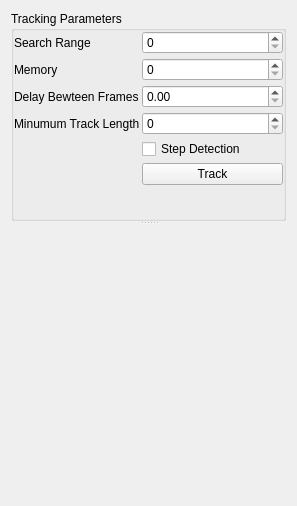
The window that src/napari_intensity_step_detection/main_panel_widget/tracking_widget.ui (zeroth/napari-intensity-step-detection) describes before a commit, drawn with Qt 5.
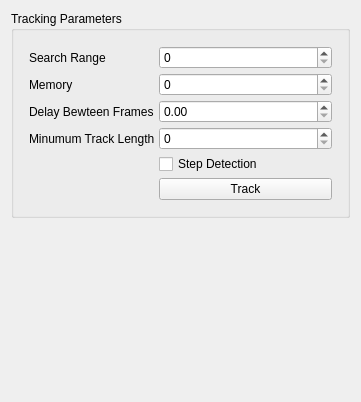
The same window after the commit.

What changed in the file:
```diff
--- a/src/napari_intensity_step_detection/main_panel_widget/tracking_widget.ui
+++ b/src/napari_intensity_step_detection/main_panel_widget/tracking_widget.ui
@@ -6,61 +6,39 @@
    <rect>
     <x>0</x>
     <y>0</y>
-    <width>297</width>
-    <height>506</height>
+    <width>361</width>
+    <height>402</height>
    </rect>
   </property>
   <property name="windowTitle">
    <string>Widget</string>
   </property>
-  <layout class="QGridLayout" name="gridLayout">
-   <item row="0" column="0">
-    <widget class="QSplitter" name="splitter">
-     <property name="orientation">
-      <enum>Qt::Vertical</enum>
-     </property>
-     <widget class="QGroupBox" name="grTrack">
-      <property name="minimumSize">
-       <size>
-        <width>0</width>
-        <height>200</height>
-       </size>
-      </property>
-      <property name="maximumSize">
-       <size>
-        <width>16777215</width>
-        <height>210</height>
-       </size>
-      </property>
+  <layout class="QVBoxLayout" name="verticalLayout">
+   <item>
+    <widget class="QGroupBox" name="groupBox">
       <property name="title">
        <string>Tracking Parameters</string>
       </property>
-      <layout class="QGridLayout" name="gridLayout_2">
+     <layout class="QGridLayout" name="gridLayout">
+      <item row="0" column="0">
+       <layout class="QFormLayout" name="formLayout">
+        <property name="horizontalSpacing">
+         <number>4</number>
+        </property>
+        <property name="verticalSpacing">
+         <number>4</number>
+        </property>
        <property name="leftMargin">
-        <number>0</number>
+         <number>6</number>
        </property>
        <property name="topMargin">
-        <number>0</number>
+         <number>6</number>
        </property>
        <property name="rightMargin">
-        <number>0</number>
+         <number>6</number>
        </property>
        <property name="bottomMargin">
-        <number>0</number>
-       </property>
-       <property name="horizontalSpacing">
-        <number>0</number>
-       </property>
-       <property name="verticalSpacing">
-        <number>2</number>
-       </property>
-       <item row="0" column="0">
-        <layout class="QFormLayout" name="formLayout">
-         <property name="horizontalSpacing">
-          <number>2</number>
-         </property>
-         <property name="verticalSpacing">
-          <number>4</number>
+         <number>6</number>
          </property>
          <item row="0" column="0">
           <widget class="QLabel" name="searchRangeLabel">
@@ -134,8 +112,19 @@
        </item>
       </layout>
      </widget>
-     <widget class="QWidget" name="trackingView" native="true"/>
-    </widget>
+   </item>
+   <item>
+    <spacer name="verticalSpacer">
+     <property name="orientation">
+      <enum>Qt::Vertical</enum>
+     </property>
+     <property name="sizeHint" stdset="0">
+      <size>
+       <width>20</width>
+       <height>154</height>
+      </size>
+     </property>
+    </spacer>
    </item>
   </layout>
  </widget>
```
Lines whose indentation alone changed are shown as unchanged.
